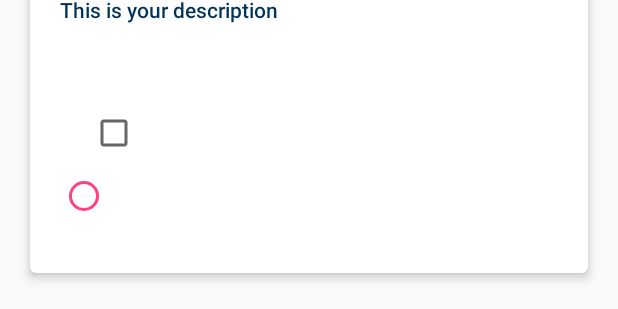
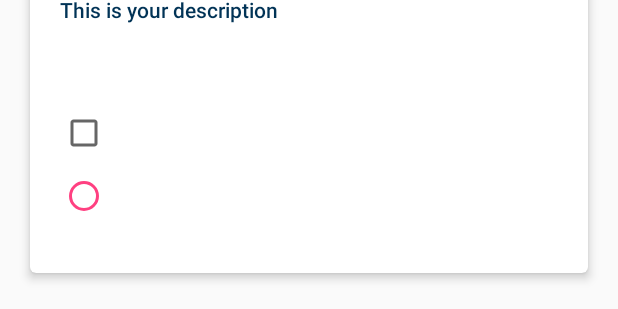
Before and after one commit to Codigami/CFAlertDialog, an Android app: the layout cfalert_layout.xml on its own in the app's theme, with its tools: preview values and no code run, on a phone screen of 412 x 824 dp. Shown: the part 527-836 px from the top of the screen. Run offline under Robolectric (Android 15) with nearby library versions, the phone set to English and light mode, and no system bars.

Commit message:
Fixed the margin for the selection items in the alert dialog.

```diff
--- a/cfalertdialog/src/main/java/com/crowdfire/cfalertdialog/CFAlertDialog.java
+++ b/cfalertdialog/src/main/java/com/crowdfire/cfalertdialog/CFAlertDialog.java
@@ -673,9 +673,6 @@ public class CFAlertDialog extends AppCompatDialog {
                     }
                 });
                 radioGroup.addView(radioButton);
-                ((LinearLayout.LayoutParams) radioButton.getLayoutParams()).leftMargin =
-                        ((LinearLayout.LayoutParams) radioButton.getLayoutParams()).rightMargin =
-                                (int) getContext().getResources().getDimension(R.dimen.cfdialog_padding);
             }
         } else {
             selectableItemsContainer.setVisibility(View.GONE);
--- a/cfalertdialog/src/main/res/layout/cfdialog_multi_select_item_layout.xml
+++ b/cfalertdialog/src/main/res/layout/cfdialog_multi_select_item_layout.xml
@@ -3,9 +3,7 @@
     xmlns:android="http://schemas.android.com/apk/res/android"
     xmlns:tools="http://schemas.android.com/tools"
     android:layout_width="match_parent"
-    android:layout_height="wrap_content"
-    android:paddingLeft="@dimen/cfdialog_padding"
-    android:paddingRight="@dimen/cfdialog_padding">
+    android:layout_height="wrap_content">
 
     <android.support.v7.widget.AppCompatCheckBox
         android:id="@+id/cfdialog_multi_select_item_checkbox"
--- a/cfalertdialog/src/main/res/values/styles.xml
+++ b/cfalertdialog/src/main/res/values/styles.xml
@@ -86,8 +86,6 @@
     <style name="CFDialog.SelectableItemTextview">
         <item name="android:layout_width">wrap_content</item>
         <item name="android:layout_height">wrap_content</item>
-        <item name="android:layout_marginLeft">@dimen/cfdialog_padding</item>
-        <item name="android:layout_marginRight">@dimen/cfdialog_padding</item>
         <item name="android:layout_marginTop">@dimen/cfdialog_padding_half</item>
         <item name="android:layout_marginBottom">@dimen/cfdialog_padding_half</item>
         <item name="android:layout_centerVertical">true</item>
@@ -103,7 +101,6 @@
         <item name="android:layout_centerVertical">true</item>
         <item name="android:textColor">?android:attr/textColorPrimary</item>
         <item name="android:textSize">16sp</item>
-        <item name="android:paddingLeft">@dimen/cfdialog_padding</item>
         <item name="android:clickable">true</item>
         <item name="android:background">?attr/selectableItemBackground</item>
     </style>
@@ -114,7 +111,6 @@
         <item name="android:layout_centerVertical">true</item>
         <item name="android:textColor">?android:attr/textColorPrimary</item>
         <item name="android:textSize">16sp</item>
-        <item name="android:paddingLeft">@dimen/cfdialog_padding</item>
         <item name="android:paddingTop">@dimen/cfdialog_padding_half</item>
         <item name="android:paddingBottom">@dimen/cfdialog_padding_half</item>
         <item name="android:buttonTint" tools:targetApi="21">?android:attr/colorAccent</item>
```
